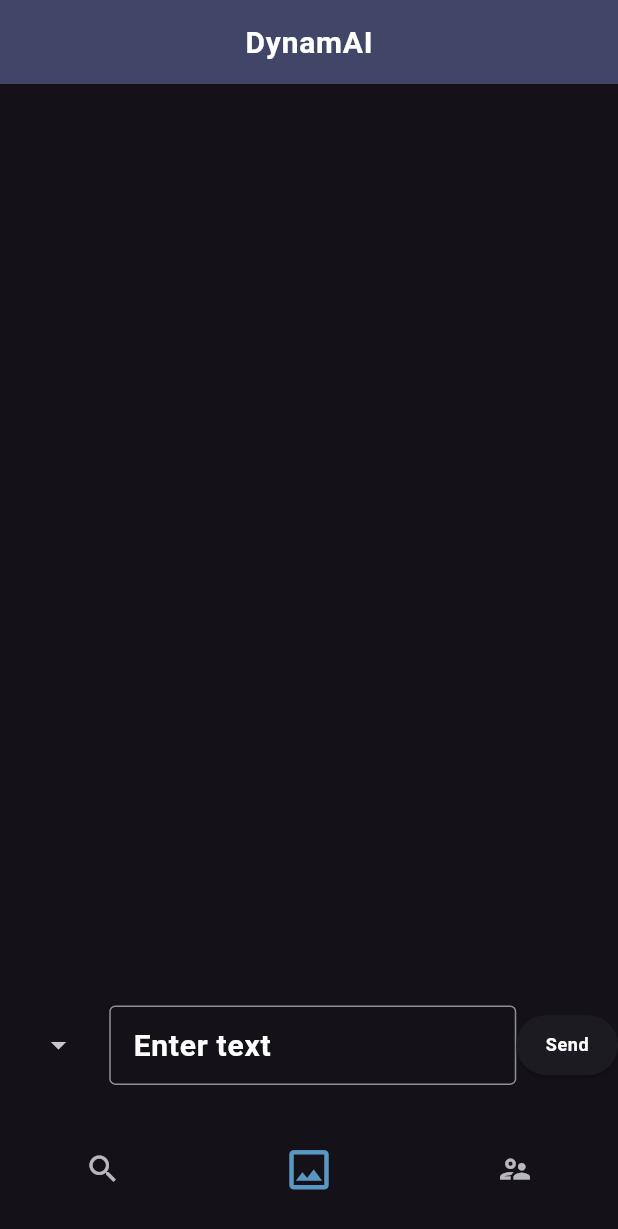
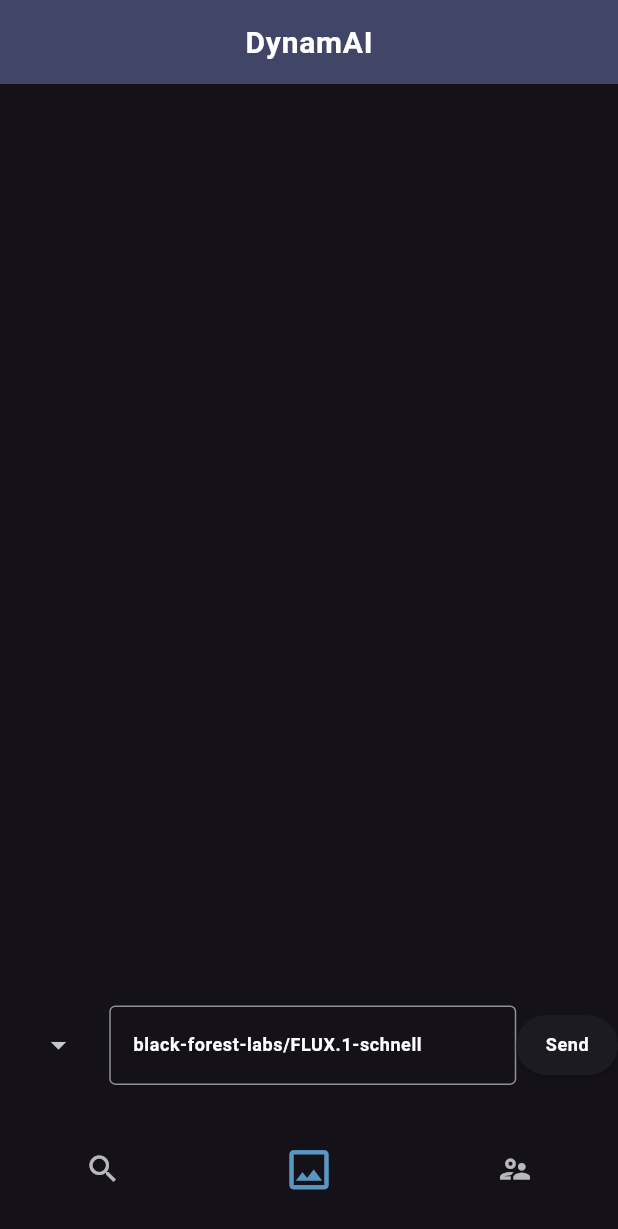
Before and after one commit to ChrisRamirez11/DynamAI, a Flutter app: the screen it shows after launch, on a phone screen of 412 x 824 dp. Shown: the top 1229 px of the screen. Run offline on Flutter 3.47's test engine with Material 3 defaults, Android fonts, the phone set to English and light mode, and no system bars; our stand-ins replace permission_handler.

Commit message:
code improvements and minimal changes

```diff
--- a/lib/providers/selected_ai_provider.dart
+++ b/lib/providers/selected_ai_provider.dart
@@ -3,11 +3,11 @@
 class SelectedAiProvider extends ChangeNotifier {
   String _imageGenerationEndpoint = 'black-forest-labs/FLUX.1-schnell';
   String _textGenerationEndpoint = 'Qwen/Qwen2.5-72B-Instruct';
-  String _textTranslationEndpoint = 'google-t5/t5-base';
+  String _translationEndpoint = 'google-t5/t5-base';
 
-  String get textToImageEndpoint => _imageGenerationEndpoint;
-  String get textToText => _textGenerationEndpoint;
-  String get textTranslation => _textTranslationEndpoint;
+  String get imageGenerationEndpoint => _imageGenerationEndpoint;
+  String get textGenerationEndpoint => _textGenerationEndpoint;
+  String get translationEndpoint => _translationEndpoint;
 
   setImageGenerationEndpoint(String s) {
     _imageGenerationEndpoint = s;
@@ -19,8 +19,8 @@
     notifyListeners();
   }
 
-  setTextTranslationEndpoint(String s) {
-    _textTranslationEndpoint = s;
+  setTranslationEndpoint(String s) {
+    _translationEndpoint = s;
     notifyListeners();
   }
 }
--- a/lib/utils/ai_list.dart
+++ b/lib/utils/ai_list.dart
@@ -1,7 +1,7 @@
 class AILists {
   static const List<Map<String, String>> textToImage = [
     {
-      'name': 'Flux.1 Schnell',
+      'name': 'FlUX.1 Schnell',
       'endpoint': 'black-forest-labs/FLUX.1-schnell',
       'description': ''
     },
--- a/lib/widgets/chat_text_box.dart
+++ b/lib/widgets/chat_text_box.dart
@@ -30,12 +30,12 @@
           flex: 4,
           child: TextField(
             minLines: 1,
-            maxLines: 2,
+            maxLines: 3,
             style: Theme.of(context).textTheme.labelMedium,
             controller: textController,
-            decoration: const InputDecoration(
-              labelText: 'Enter text',
-              border: OutlineInputBorder(),
+            decoration: InputDecoration(labelStyle: Theme.of(context).textTheme.bodySmall,
+              labelText: selectedAiProvider.imageGenerationEndpoint,
+              border: const OutlineInputBorder(),
             ),
           ),
         ),
@@ -55,7 +55,7 @@
                 ));
               final DateTime date = DateTime.now();
               final res = await sendImageGenerationRequest(
-                  selectedAiProvider.textToImageEndpoint, text);
+                  selectedAiProvider.imageGenerationEndpoint, text);
               listProvider
                 ..addToList(InkWell(
                     onTap: () =>
```
Also changed, not shown: 4 other files.
